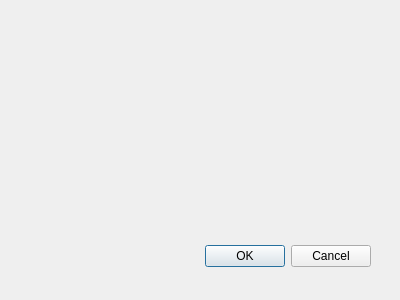
Before: the Qt Designer form native-client/aboutdialog.ui in RafalDziegiel13k4/tech-int-project, drawn with Qt 5.
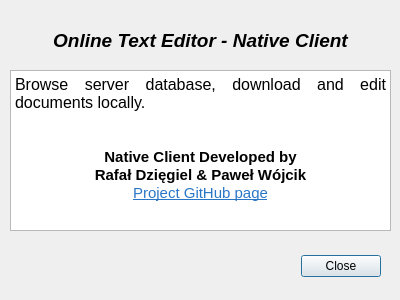
After: the same form once the commit is applied.

Commit message: Added about dialog with project info

Patch:
```diff
--- a/native-client/aboutdialog.ui
+++ b/native-client/aboutdialog.ui
@@ -15,12 +15,70 @@
   <property name="windowTitle">
    <string>Dialog</string>
   </property>
-  <widget name="buttonBox" class="QDialogButtonBox">
+  <widget class="QTextBrowser" name="textBrowser">
    <property name="geometry">
     <rect>
-     <x>30</x>
-     <y>240</y>
-     <width>341</width>
+     <x>10</x>
+     <y>70</y>
+     <width>381</width>
+     <height>161</height>
+    </rect>
+   </property>
+   <property name="cursor" stdset="0">
+    <cursorShape>ArrowCursor</cursorShape>
+   </property>
+   <property name="focusPolicy">
+    <enum>Qt::NoFocus</enum>
+   </property>
+   <property name="html">
+    <string>&lt;!DOCTYPE HTML PUBLIC &quot;-//W3C//DTD HTML 4.0//EN&quot; &quot;http://www.w3.org/TR/REC-html40/strict.dtd&quot;&gt;
+&lt;html&gt;&lt;head&gt;&lt;meta name=&quot;qrichtext&quot; content=&quot;1&quot; /&gt;&lt;style type=&quot;text/css&quot;&gt;
+p, li { white-space: pre-wrap; }
+&lt;/style&gt;&lt;/head&gt;&lt;body style=&quot; font-family:'Cantarell'; font-size:11pt; font-weight:400; font-style:normal;&quot;&gt;
+&lt;p align=&quot;justify&quot; style=&quot; margin-top:0px; margin-bottom:0px; margin-left:0px; margin-right:0px; -qt-block-indent:0; text-indent:0px;&quot;&gt;&lt;span style=&quot; font-size:12pt;&quot;&gt;Browse server database, download and edit documents locally.&lt;/span&gt;&lt;/p&gt;
+&lt;p align=&quot;justify&quot; style=&quot;-qt-paragraph-type:empty; margin-top:0px; margin-bottom:0px; margin-left:0px; margin-right:0px; -qt-block-indent:0; text-indent:0px;&quot;&gt;&lt;br /&gt;&lt;/p&gt;
+&lt;p align=&quot;justify&quot; style=&quot;-qt-paragraph-type:empty; margin-top:0px; margin-bottom:0px; margin-left:0px; margin-right:0px; -qt-block-indent:0; text-indent:0px;&quot;&gt;&lt;br /&gt;&lt;/p&gt;
+&lt;p align=&quot;center&quot; style=&quot; margin-top:0px; margin-bottom:0px; margin-left:0px; margin-right:0px; -qt-block-indent:0; text-indent:0px;&quot;&gt;&lt;span style=&quot; font-weight:600;&quot;&gt;Native Client Developed by&lt;/span&gt;&lt;/p&gt;
+&lt;p align=&quot;center&quot; style=&quot; margin-top:0px; margin-bottom:0px; margin-left:0px; margin-right:0px; -qt-block-indent:0; text-indent:0px;&quot;&gt;&lt;span style=&quot; font-weight:600;&quot;&gt;Rafał Dzięgiel &amp;amp; Paweł Wójcik&lt;/span&gt;&lt;/p&gt;
+&lt;p align=&quot;center&quot; style=&quot; margin-top:0px; margin-bottom:0px; margin-left:0px; margin-right:0px; -qt-block-indent:0; text-indent:0px;&quot;&gt;&lt;a href=&quot;https://github.com/RafalDziegiel13k4/tech-int-project&quot;&gt;&lt;span style=&quot; text-decoration: underline; color:#2a76c6;&quot;&gt;Project GitHub page&lt;/span&gt;&lt;/a&gt;&lt;/p&gt;&lt;/body&gt;&lt;/html&gt;</string>
+   </property>
+   <property name="textInteractionFlags">
+    <set>Qt::LinksAccessibleByKeyboard|Qt::LinksAccessibleByMouse</set>
+   </property>
+   <property name="openExternalLinks">
+    <bool>true</bool>
+   </property>
+  </widget>
+  <widget class="QLabel" name="aboutLabel">
+   <property name="geometry">
+    <rect>
+     <x>10</x>
+     <y>20</y>
+     <width>381</width>
+     <height>41</height>
+    </rect>
+   </property>
+   <property name="font">
+    <font>
+     <pointsize>14</pointsize>
+     <weight>75</weight>
+     <italic>true</italic>
+     <bold>true</bold>
+    </font>
+   </property>
+   <property name="text">
+    <string>Online Text Editor - Native Client</string>
+   </property>
+   <property name="alignment">
+    <set>Qt::AlignCenter</set>
+   </property>
+  </widget>
+  <widget class="QDialogButtonBox" name="aboutButtonBox">
+   <property name="geometry">
+    <rect>
+     <x>0</x>
+     <y>250</y>
+     <width>381</width>
      <height>32</height>
     </rect>
    </property>
@@ -28,7 +86,7 @@
     <enum>Qt::Horizontal</enum>
    </property>
    <property name="standardButtons">
-    <set>QDialogButtonBox::Cancel|QDialogButtonBox::Ok</set>
+    <set>QDialogButtonBox::Close</set>
    </property>
   </widget>
  </widget>
```
Left out of the diff: 35 changed lines with no effect on the pictures. The commit also changes 4 other files.
